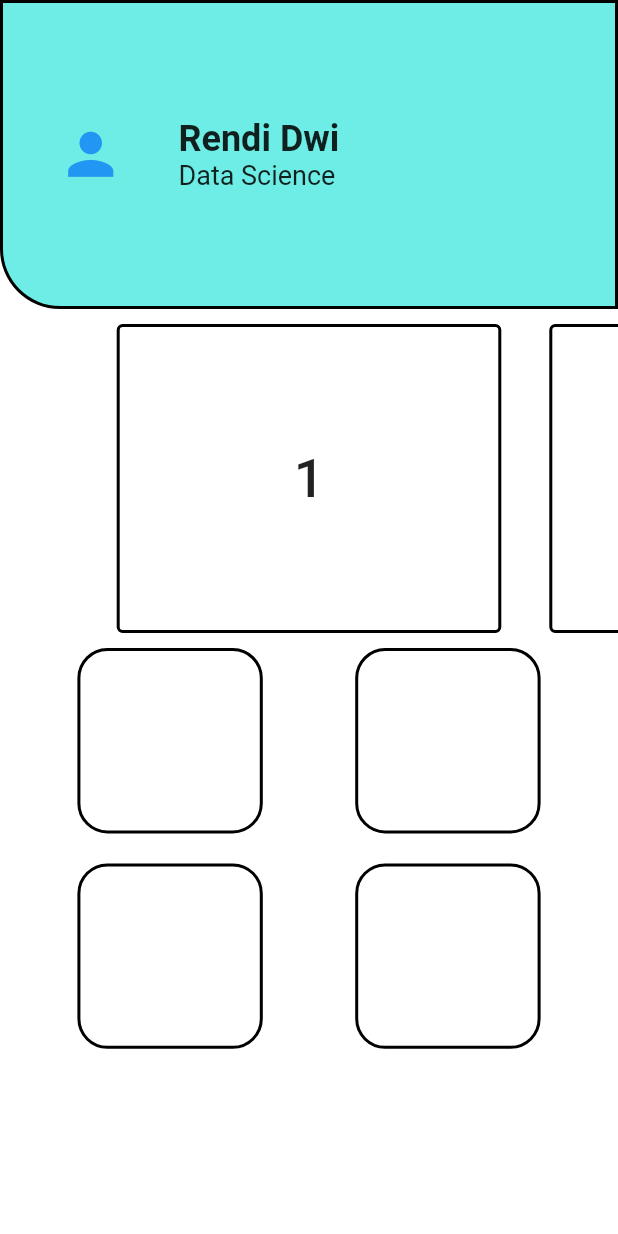
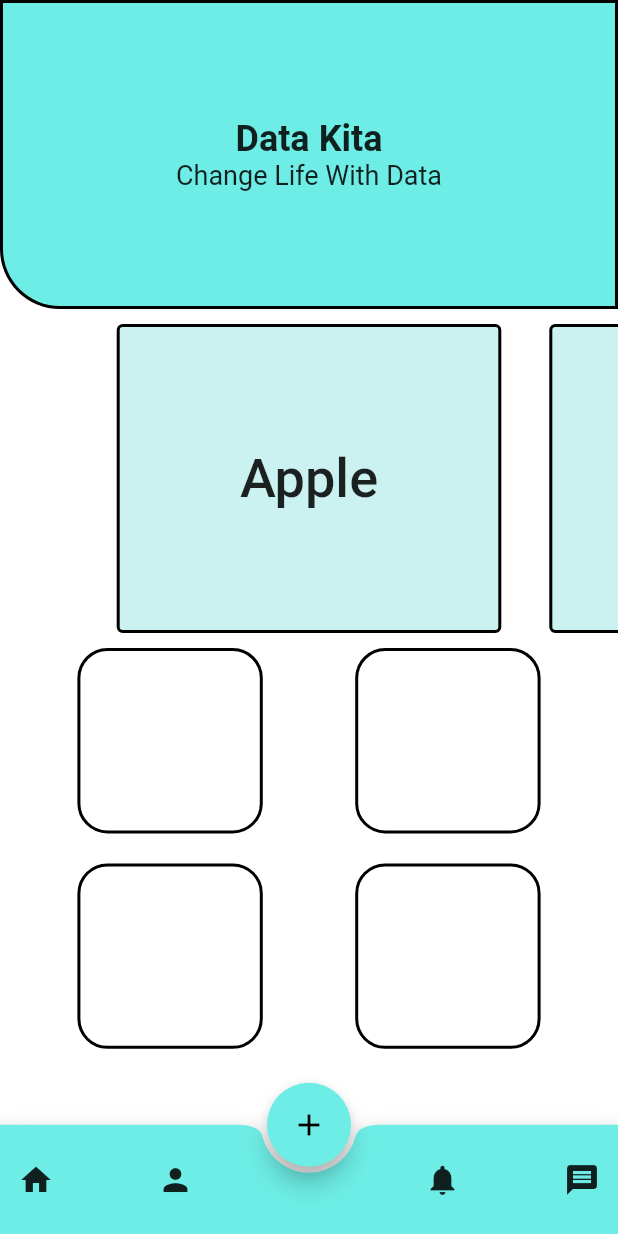
Before and after one commit to rendiwithi/data_kita, a Flutter app: the screen it shows after launch, on a phone screen of 412 x 824 dp. Run offline on Flutter 3.47's test engine with Material 2 defaults, Android fonts, the phone set to English and light mode, and no system bars.

Commit message:
add widget for ui on Main Page

```diff
--- a/lib/mainPage.dart
+++ b/lib/mainPage.dart
@@ -1,10 +1,37 @@
 import 'package:data_kita/modul_widget/sponsor_widget.dart';
 import 'package:flutter/material.dart';
+
+final Color mainColor = Color(0xff6dede5);
+final Color sponsorColor = Color(0xFFcbf2f0);
 
 class MainPage extends StatelessWidget {
   @override
   Widget build(BuildContext context) {
     return Scaffold(
+      floatingActionButtonLocation: FloatingActionButtonLocation.centerDocked,
+      floatingActionButton: FloatingActionButton(
+          backgroundColor: mainColor,
+          child: Icon(
+            Icons.add,
+            color: Colors.black,
+          ),
+          onPressed: () {}),
+      bottomNavigationBar: BottomAppBar(
+          color: mainColor,
+          shape: CircularNotchedRectangle(),
+          child: Container(
+            height: MediaQuery.of(context).size.height * 0.09,
+            child: Row(
+              mainAxisAlignment: MainAxisAlignment.spaceBetween,
+              children: <Widget>[
+                IconButton(icon: Icon(Icons.home), onPressed: () {}),
+                IconButton(icon: Icon(Icons.person), onPressed: () {}),
+                SizedBox(width: 40), // The dummy child
+                IconButton(icon: Icon(Icons.notifications), onPressed: () {}),
+                IconButton(icon: Icon(Icons.message), onPressed: () {}),
+              ],
+            ),
+          )),
       backgroundColor: Colors.white,
       body: Column(
         mainAxisAlignment: MainAxisAlignment.start,
@@ -16,47 +43,26 @@ class MainPage extends StatelessWidget {
             height: MediaQuery.of(context).size.height * 0.25,
             decoration: BoxDecoration(
               border: Border.all(width: 2.0, color: Colors.black),
-              color: Color(0xff6dede5),
+              color: mainColor,
               borderRadius: BorderRadius.only(
                 bottomLeft: Radius.circular(40),
               ),
             ),
-            child: Row(
-              mainAxisAlignment: MainAxisAlignment.spaceBetween,
-              children: [
-                Expanded(
-                  flex: 1,
-                  child: FlatButton(
-                    onPressed: () {},
-                    child: Icon(
-                      Icons.person,
-                      size: 45,
-                      color: Colors.blue,
-                    ),
-                  ),
-                ),
-                Expanded(
-                  flex: 3,
             child: Container(
               margin: EdgeInsets.all(10),
               child: Column(
-                      crossAxisAlignment: CrossAxisAlignment.start,
                 mainAxisAlignment: MainAxisAlignment.center,
                 children: [
                   Text(
-                          "Rendi Dwi",
-                          style: TextStyle(
-                              fontSize: 24, fontWeight: FontWeight.bold),
+                    "Data Kita",
+                    style: TextStyle(fontSize: 24, fontWeight: FontWeight.bold),
                   ),
                   Text(
-                          "Data Science",
+                    "Change Life With Data",
                     style: TextStyle(fontSize: 18),
                   ),
                 ],
               ),
-                  ),
-                ),
-              ],
             ),
           ),
           Container(
@@ -68,7 +74,7 @@ class MainPage extends StatelessWidget {
             child: Column(
               crossAxisAlignment: CrossAxisAlignment.center,
               children: [
-                buildCarousel(context),
+                sponsorWidget(context, sponsorColor),
                 Row(
                   mainAxisAlignment: MainAxisAlignment.spaceEvenly,
                   children: [
--- a/lib/modul_widget/sponsor_widget.dart
+++ b/lib/modul_widget/sponsor_widget.dart
@@ -1,8 +1,8 @@
 import 'package:flutter/material.dart';
 
-final List items = ['1', '2', '3', '3'];
+final List items = ['Apple', 'DataKita', 'Microsoft', 'Binomo'];
 
-Widget buildCarousel(BuildContext context) {
+Widget sponsorWidget(BuildContext context, Color mainColor) {
   return Column(
     mainAxisSize: MainAxisSize.min,
     children: <Widget>[
@@ -12,10 +12,10 @@ Widget buildCarousel(BuildContext context) {
           itemCount: items.length,
           controller: PageController(viewportFraction: 0.7),
           itemBuilder: (BuildContext context, int itemIndex) {
+            // boxColor = colorBox[itemIndex].toString();
             return FlatButton(
               onPressed: () {},
               child: Container(
-                  padding: EdgeInsets.symmetric(horizontal: 4.0),
                 child: Center(
                   child: Text(
                     items[itemIndex].toString(),
@@ -26,7 +26,7 @@ Widget buildCarousel(BuildContext context) {
                   ),
                 ),
                 decoration: BoxDecoration(
-                    // color: Colors.lightBlue,
+                  color: mainColor,
                   border: Border.all(width: 2.0, color: Colors.black),
                   borderRadius: BorderRadius.all(Radius.circular(4.0)),
                 ),
--- a/pubspec.yaml
+++ b/pubspec.yaml
@@ -28,6 +28,8 @@ dependencies:
   # The following adds the Cupertino Icons font to your application.
   # Use with the CupertinoIcons class for iOS style icons.
   cupertino_icons: ^1.0.0
+  provider: ^4.0.0
+
 
 dev_dependencies:
   flutter_test:
```
Also changed, not shown: lib/test.dart (+19 -0 lines), pubspec.lock. Lines whose indentation alone changed are shown as unchanged.
